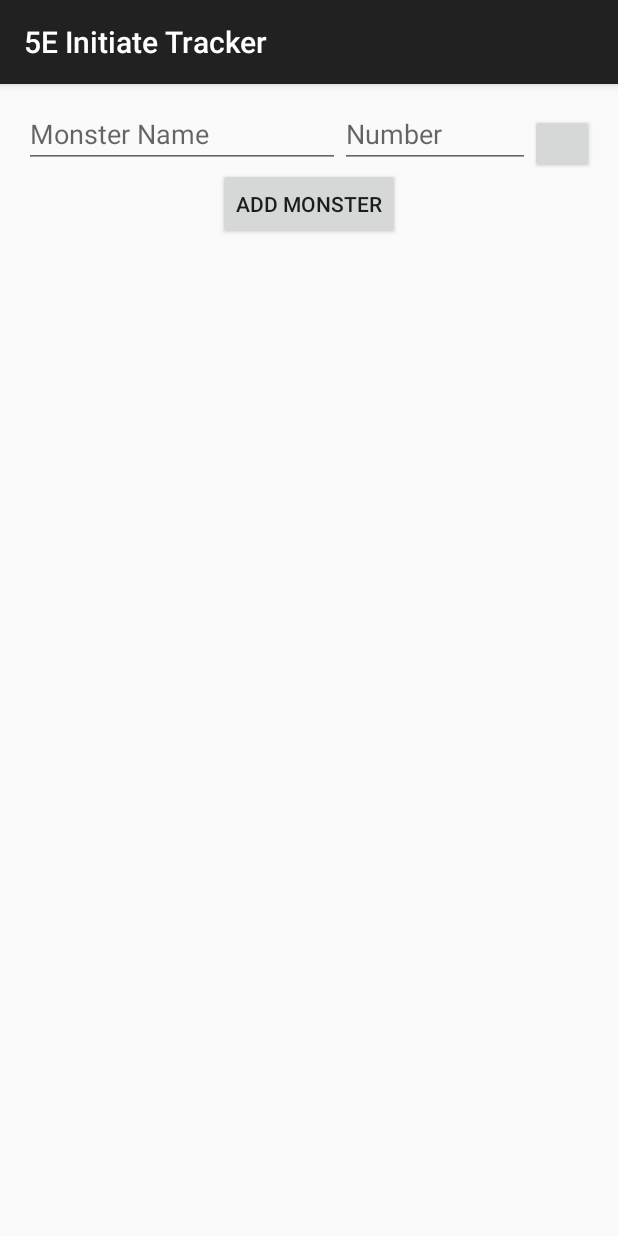
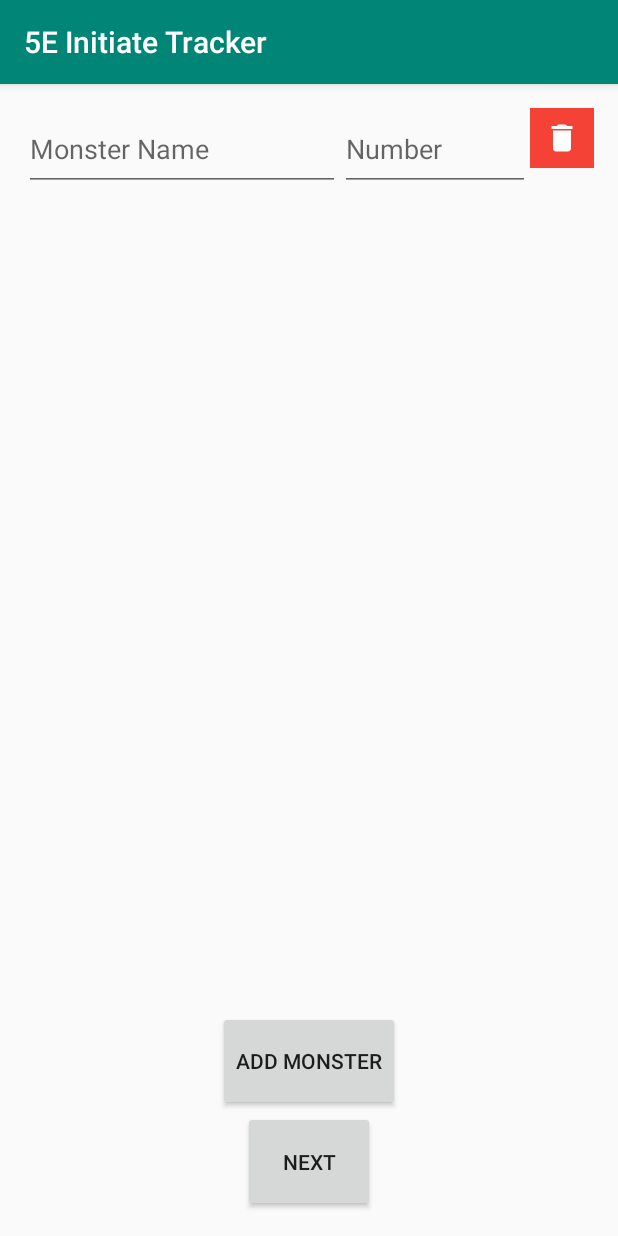
Before and after one commit to ConnorMcLean1/5E-Initiate-Tracker, an Android app: the MonstersActivity screen opened directly, with no data from a screen before it, after a tap on "ADD MONSTER", on a phone screen of 412 x 824 dp. Run offline under Robolectric (Android 15) with nearby library versions, the phone set to English and light mode, and no system bars; 3 statements that could not run were skipped.

Commit message:
-Fixed bug caused by Logan where the list of monster names wasn't being properly initialized. -Added linear layout to MonstersActivity to add monster_entry's. -Added function to fetch all the monsters in Monster_Activity and put them into a Map. -Added delete icon.

```diff
--- a/app/src/main/AndroidManifest.xml
+++ b/app/src/main/AndroidManifest.xml
@@ -10,7 +10,7 @@
         android:label="@string/app_name"
         android:roundIcon="@mipmap/ic_launcher_round"
         android:supportsRtl="true"
-        android:theme="@style/Theme.AppCompat.DayNight.DarkActionBar"
+        android:theme="@style/AppTheme"
         android:usesCleartextTraffic="true">
         <activity android:name=".MonstersActivity"></activity>
         <activity android:name=".MainActivity">
--- a/app/src/main/java/com/example/a5einitiatetracker/MainActivity.java
+++ b/app/src/main/java/com/example/a5einitiatetracker/MainActivity.java
@@ -72,7 +72,7 @@ public class MainActivity extends AppCompatActivity {
         call.enqueue(new Callback<MonsterIndex>() {
             @Override
             public void onResponse(Call<MonsterIndex> call, Response<MonsterIndex> response) {
-
+               monstersList = response.body().getResults();
                List<MonsterName> monsterNames = response.body().getResults();
                storeMonstersToJSON(MonsterNamesToJSONArray(monsterNames));
             }
--- a/app/src/main/java/com/example/a5einitiatetracker/MonstersActivity.java
+++ b/app/src/main/java/com/example/a5einitiatetracker/MonstersActivity.java
@@ -3,6 +3,7 @@ package com.example.a5einitiatetracker;
 import androidx.appcompat.app.AppCompatActivity;
 
 import android.content.Context;
+import android.content.Intent;
 import android.os.Bundle;
 import android.util.Log;
 import android.view.LayoutInflater;
@@ -10,18 +11,25 @@ import android.view.View;
 import android.widget.ArrayAdapter;
 import android.widget.AutoCompleteTextView;
 import android.widget.Button;
+import android.widget.EditText;
 import android.widget.LinearLayout;
+
+import java.util.ArrayList;
+import java.util.HashMap;
+import java.util.List;
+import java.util.Map;
 
 public class MonstersActivity extends AppCompatActivity {
 
     private LinearLayout parentLinearLayout;
+    public static List<Monster> combatantsList = new ArrayList<>();
 
     @Override
     protected void onCreate(Bundle savedInstanceState) {
         super.onCreate(savedInstanceState);
         setContentView(R.layout.activity_monsters);
 
-        parentLinearLayout = findViewById(R.id.parent_linear_layout);
+        parentLinearLayout = findViewById(R.id.lnrLayoutMonsters);
 
         String[] monsters = new String[MainActivity.monstersList.size()];
         for (int i = 0; i < MainActivity.monstersList.size(); i++) {
@@ -29,7 +37,6 @@ public class MonstersActivity extends AppCompatActivity {
             Log.d("myTAG", monsters[i]);
         }
 
-//        AutoCompleteTextView actv = findViewById(R.id.actvMonsters);
         final ArrayAdapter<String> arrayAdapter = new ArrayAdapter<   >(this,
                 android.R.layout.simple_list_item_1, monsters);
 
@@ -39,9 +46,35 @@ public class MonstersActivity extends AppCompatActivity {
             public void onClick(View v) {
                 LayoutInflater inflater = (LayoutInflater) getSystemService(Context.LAYOUT_INFLATER_SERVICE);
                 final View rowView = inflater.inflate(R.layout.monster_entry_layout, null);
-                AutoCompleteTextView autoCompleteTextView = rowView.findViewById(R.id.actvMonsters);
+                AutoCompleteTextView autoCompleteTextView = rowView.findViewById(R.id.autoTxtViewMonsters);
                 autoCompleteTextView.setAdapter(arrayAdapter);
                 parentLinearLayout.addView(rowView, parentLinearLayout.getChildCount() - 1);
+            }
+        });
+
+        Button btnNext = findViewById(R.id.btnNext);
+        btnNext.setOnClickListener(new View.OnClickListener() {
+            @Override
+            public void onClick(View v) {
+                Map<Integer, String> monsters = new HashMap<Integer, String>();
+                int monstersCount = parentLinearLayout.getChildCount();
+                View view = null;
+                AutoCompleteTextView name = null;
+                EditText num = null;
+                for (int i = 0; i < monstersCount; i++) {
+                    view = parentLinearLayout.getChildAt(i);
+                    num = view.findViewById(R.id.editTxtMonsterNumber);
+                    name = view.findViewById(R.id.autoTxtViewMonsters);
+                    monsters.put(
+                            Integer.parseInt(num.getText().toString()),
+                            name.getText().toString()
+                    );
+                }
+
+                for (Map.Entry<Integer, String> entry : monsters.entrySet()) {
+                    Log.v("MAP", String.format("Key: %s - Value: %s", entry.getKey(), entry.getValue()));
+                }
+
             }
         });
     }
--- /dev/null
+++ b/app/src/main/res/drawable/ic_delete_white_24dp.xml
@@ -0,0 +1,5 @@
+<vector android:height="24dp" android:tint="#FFFFFF"
+    android:viewportHeight="24.0" android:viewportWidth="24.0"
+    android:width="24dp" xmlns:android="http://schemas.android.com/apk/res/android">
+    <path android:fillColor="#FF000000" android:pathData="M6,19c0,1.1 0.9,2 2,2h8c1.1,0 2,-0.9 2,-2V7H6v12zM19,4h-3.5l-1,-1h-5l-1,1H5v2h14V4z"/>
+</vector>
--- a/app/src/main/res/layout/activity_monsters.xml
+++ b/app/src/main/res/layout/activity_monsters.xml
@@ -8,11 +8,35 @@
     android:padding="16dp"
     tools:context=".MonstersActivity">
 
+    <ScrollView
+        android:layout_width="match_parent"
+        android:layout_height="0dp"
+        android:layout_weight="9">
+
+        <LinearLayout
+            android:id="@+id/lnrLayoutMonsters"
+            android:layout_width="match_parent"
+            android:layout_height="0dp"
+            android:orientation="vertical" />
+
+    </ScrollView>
+
+
     <Button
         android:id="@+id/btnAddMonster"
         android:layout_width="wrap_content"
-        android:layout_height="wrap_content"
+        android:layout_height="0dp"
+        android:layout_weight="1"
         android:layout_gravity="center"
         android:text="@string/btn_add_monster" />
 
+    <Button
+        android:id="@+id/btnNext"
+        android:layout_width="wrap_content"
+        android:layout_height="0dp"
+        android:layout_gravity="center"
+        android:layout_weight="1"
+        android:text="@string/btn_next" />
+
+
 </LinearLayout>
--- a/app/src/main/res/layout/monster_entry_layout.xml
+++ b/app/src/main/res/layout/monster_entry_layout.xml
@@ -5,35 +5,32 @@
     android:layout_height="50dp">
 
     <AutoCompleteTextView
-        android:id="@+id/actvMonsters"
+        android:id="@+id/autoTxtViewMonsters"
         android:layout_width="0dp"
         android:layout_height="match_parent"
         android:layout_weight="5"
-        android:inputType="text"
         android:completionHint="Select a monster"
         android:completionThreshold="1"
-        android:maxLines="1"
-        android:hint="Monster Name" />
-
-
-<!--    <EditText-->
-<!--        android:layout_width="0dp"-->
-<!--        android:layout_height="match_parent"-->
-<!--        android:layout_weight="5"-->
-<!--        android:hint="Monster Name"-->
-<!--        android:inputType="text" />-->
+        android:hint="@string/monster_entry_name"
+        android:inputType="text"
+        android:maxLines="1" />
 
     <EditText
+        android:id="@+id/editTxtMonsterNumber"
         android:layout_width="0dp"
         android:layout_height="match_parent"
         android:layout_weight="3"
-        android:hint="Number"
+        android:hint="@string/monster_entry_number"
         android:inputType="number" />
 
-    <Button
+    <ImageButton
         android:layout_width="0dp"
         android:layout_height="40dp"
         android:layout_weight="1"
-        android:onClick="onDelete" />
+        android:background="#F44336"
+        android:contentDescription="@string/monster_entry_del_button"
+        android:onClick="onDelete"
+        android:src="@drawable/ic_delete_white_24dp"
+        android:layout_marginBottom="15dp"/>
 
 </LinearLayout>
--- a/app/src/main/res/values/strings.xml
+++ b/app/src/main/res/values/strings.xml
@@ -2,4 +2,8 @@
     <string name="app_name">5E Initiate Tracker</string>
     <string name="btn_add_monster">Add Monster</string>
     <string name="btn_start">Start</string>
+    <string name="monster_entry_name">Monster Name</string>
+    <string name="monster_entry_number">Number</string>
+    <string name="monster_entry_del_button">Delete</string>
+    <string name="btn_next">Next</string>
 </resources>
```
